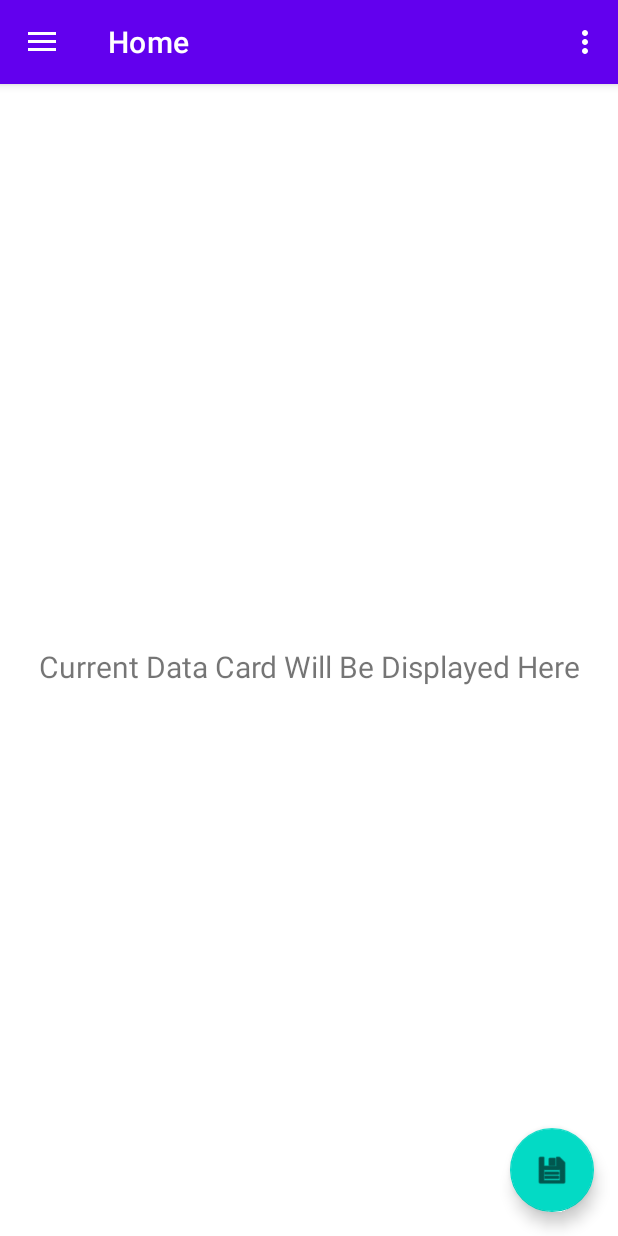
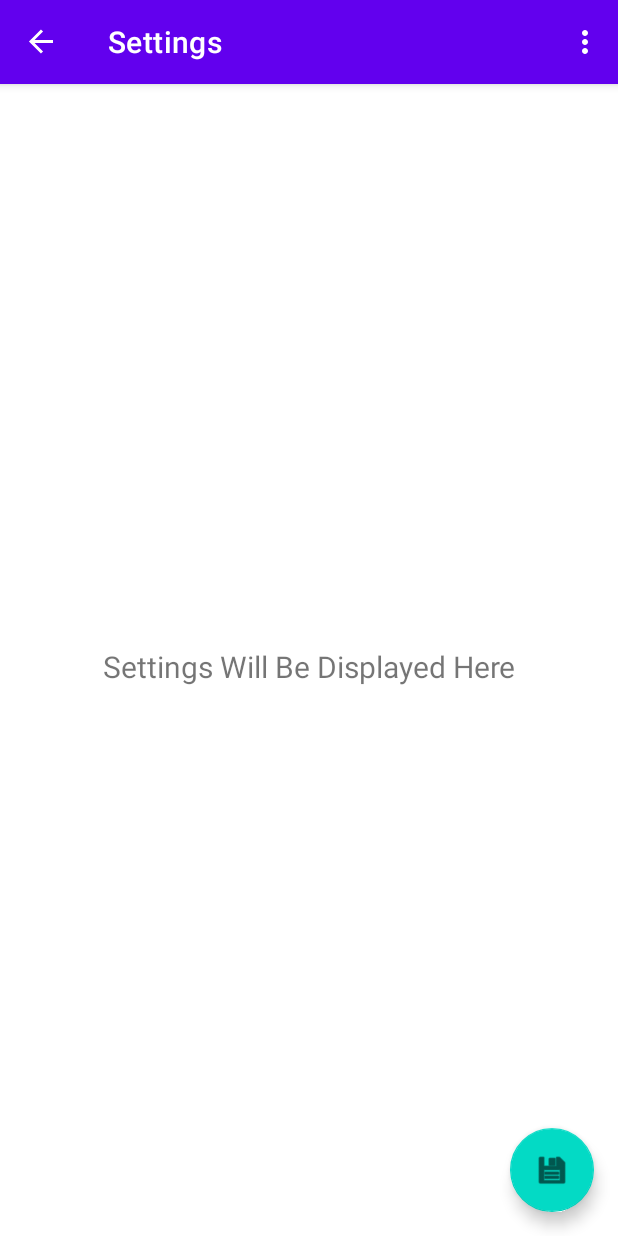
Before and after one commit to Jgriffiths92/Open_E-Reloading-Assistant, an Android app: the MainActivity screen opened directly, with no data from a screen before it, in the options menu, after a tap on "Settings", on a phone screen of 412 x 824 dp. Run offline under Robolectric (Android 15) with nearby library versions, the phone set to English and light mode, and no system bars; our stand-ins replace navigation-ui.

Commit message:
Fixed Settings Page So Now It Loads

```diff
--- a/app/src/main/java/com/example/opene_dope/MainActivity.kt
+++ b/app/src/main/java/com/example/opene_dope/MainActivity.kt
@@ -3,7 +3,6 @@
 import android.os.Bundle
 import android.view.Menu
 import android.view.MenuItem
-import android.widget.Toast
 import androidx.appcompat.app.AppCompatActivity
 import androidx.drawerlayout.widget.DrawerLayout
 import androidx.navigation.findNavController
@@ -57,8 +56,10 @@
         return when(item.itemId) {
             R.id.action_settings -> {
                 // Handle the settings action
-                // Code to be executed when the add button is clicked
-                Toast.makeText(this, "Settings Page Should Load", Toast.LENGTH_SHORT).show()
+                val navController = findNavController(R.id.nav_host_fragment_content_main)
+                // Navigate to the settings fragment
+                navController.navigate(R.id.nav_settings)
+
                 return true
             }
             else -> super.onOptionsItemSelected(item)
--- /dev/null
+++ b/app/src/main/res/drawable/ic_menu_settings.xml
@@ -0,0 +1,5 @@
+<vector xmlns:android="http://schemas.android.com/apk/res/android" android:autoMirrored="true" android:height="24dp" android:tint="#000000" android:viewportHeight="24" android:viewportWidth="24" android:width="24dp">
+
+    <path android:fillColor="@android:color/white" android:pathData="M19.14,12.94c0.04,-0.3 0.06,-0.61 0.06,-0.94c0,-0.32 -0.02,-0.64 -0.07,-0.94l2.03,-1.58c0.18,-0.14 0.23,-0.41 0.12,-0.61l-1.92,-3.32c-0.12,-0.22 -0.37,-0.29 -0.59,-0.22l-2.39,0.96c-0.5,-0.38 -1.03,-0.7 -1.62,-0.94L14.4,2.81c-0.04,-0.24 -0.24,-0.41 -0.48,-0.41h-3.84c-0.24,0 -0.43,0.17 -0.47,0.41L9.25,5.35C8.66,5.59 8.12,5.92 7.63,6.29L5.24,5.33c-0.22,-0.08 -0.47,0 -0.59,0.22L2.74,8.87C2.62,9.08 2.66,9.34 2.86,9.48l2.03,1.58C4.84,11.36 4.8,11.69 4.8,12s0.02,0.64 0.07,0.94l-2.03,1.58c-0.18,0.14 -0.23,0.41 -0.12,0.61l1.92,3.32c0.12,0.22 0.37,0.29 0.59,0.22l2.39,-0.96c0.5,0.38 1.03,0.7 1.62,0.94l0.36,2.54c0.05,0.24 0.24,0.41 0.48,0.41h3.84c0.24,0 0.44,-0.17 0.47,-0.41l0.36,-2.54c0.59,-0.24 1.13,-0.56 1.62,-0.94l2.39,0.96c0.22,0.08 0.47,0 0.59,-0.22l1.92,-3.32c0.12,-0.22 0.07,-0.47 -0.12,-0.61L19.14,12.94zM12,15.6c-1.98,0 -3.6,-1.62 -3.6,-3.6s1.62,-3.6 3.6,-3.6s3.6,1.62 3.6,3.6S13.98,15.6 12,15.6z"/>
+
+</vector>
--- a/app/src/main/res/menu/main.xml
+++ b/app/src/main/res/menu/main.xml
@@ -4,6 +4,6 @@
     <item
         android:id="@+id/action_settings"
         android:orderInCategory="100"
-        android:title="@string/action_settings"
+        android:title="@string/menu_settings"
         app:showAsAction="never" />
 </menu>
--- a/app/src/main/res/navigation/mobile_navigation.xml
+++ b/app/src/main/res/navigation/mobile_navigation.xml
@@ -9,7 +9,20 @@
         android:id="@+id/nav_home"
         android:name="com.example.opene_dope.ui.home.HomeFragment"
         android:label="@string/menu_home"
-        tools:layout="@layout/fragment_home" />
+        tools:layout="@layout/fragment_home" >
+        <action
+            android:id="@+id/action_nav_home_to_settingsFragment"
+            app:destination="@id/nav_settings" />
+        <action
+            android:id="@+id/action_nav_home_to_nav_manage"
+            app:destination="@id/nav_manage" />
+        <action
+            android:id="@+id/action_nav_home_to_nav_gallery"
+            app:destination="@id/nav_gallery" />
+        <action
+            android:id="@+id/action_nav_home_to_nav_settings"
+            app:destination="@id/nav_settings" />
+    </fragment>
 
     <fragment
         android:id="@+id/nav_gallery"
@@ -22,4 +35,10 @@
         android:name="com.example.opene_dope.ui.manage.ManageFragment"
         android:label="@string/menu_manage"
         tools:layout="@layout/fragment_manage" />
+
+    <fragment
+        android:id="@+id/nav_settings"
+        android:name="com.example.opene_dope.ui.settings.SettingsFragment"
+        android:label="@string/menu_settings"
+        tools:layout="@layout/fragment_settings" />
 </navigation>
--- a/app/src/main/res/values/strings.xml
+++ b/app/src/main/res/values/strings.xml
@@ -5,11 +5,10 @@
     <string name="nav_header_title">Android Studio</string>
     <string name="nav_header_subtitle">android.studio@android.com</string>
     <string name="nav_header_desc">Navigation header</string>
-    <string name="action_settings">Settings</string>
+    <string name="menu_settings">Settings</string>
 
     <string name="menu_home">Home</string>
     <string name="menu_gallery">Saved Cards</string>
     <string name="menu_manage">Manage Data</string>
-    <string name="manage_data">Manage Data</string>
     <string name="open_e_dope">Open E-Dope</string>
 </resources>
```
